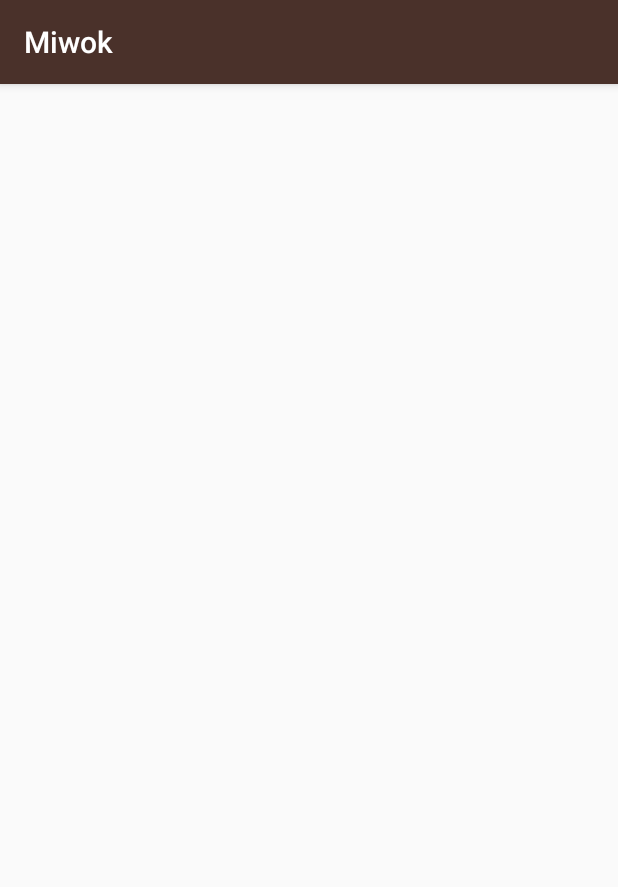
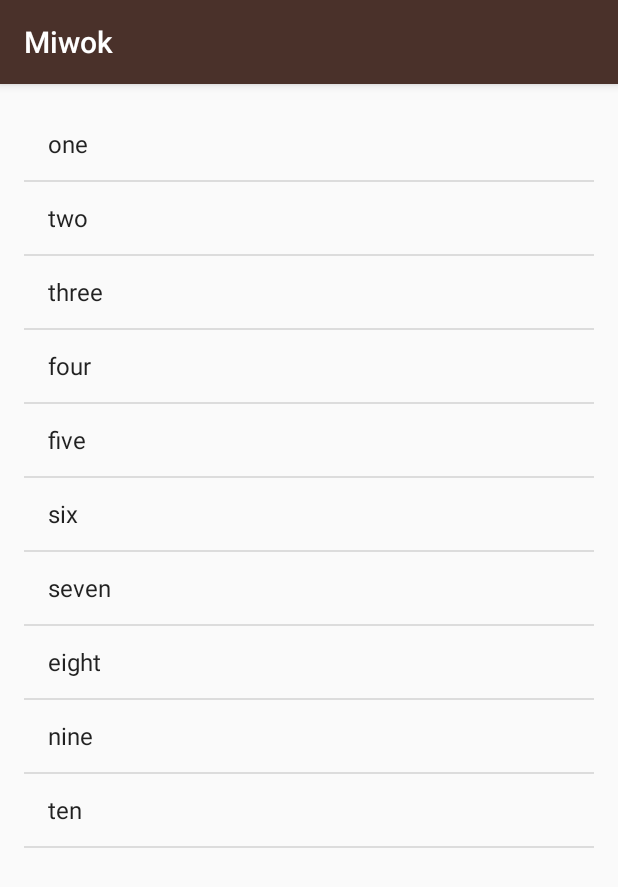
Before and after one commit to oaris/Miwok-App, an Android app: the NumbersActivity screen opened directly, with no data from a screen before it, on a phone screen of 412 x 824 dp. Shown: the top 887 px of the screen. Run offline under Robolectric (Android 15) with nearby library versions, the phone set to English and light mode, and no system bars.

Commit message:
Adds ListView and Adapter to display numbers in a list on screen

```diff
--- a/app/src/main/java/com/example/android/miwok/NumbersActivity.java
+++ b/app/src/main/java/com/example/android/miwok/NumbersActivity.java
@@ -2,6 +2,10 @@ package com.example.android.miwok;
 
 import android.support.v7.app.AppCompatActivity;
 import android.os.Bundle;
+import android.widget.ArrayAdapter;
+import android.widget.ListView;
+
+import java.util.ArrayList;
 
 public class NumbersActivity extends AppCompatActivity {
 
@@ -9,5 +13,25 @@ public class NumbersActivity extends AppCompatActivity {
     protected void onCreate(Bundle savedInstanceState) {
         super.onCreate(savedInstanceState);
         setContentView(R.layout.activity_numbers);
+
+        ArrayList<String> words = new ArrayList<>();
+
+        words.add("one");
+        words.add("two");
+        words.add("three");
+        words.add("four");
+        words.add("five");
+        words.add("six");
+        words.add("seven");
+        words.add("eight");
+        words.add("nine");
+        words.add("ten");
+
+        ArrayAdapter<String> itemsAdapter = new ArrayAdapter<String>
+                (this, android.R.layout.simple_list_item_1, words);
+
+        ListView listView = (ListView)findViewById(R.id.list);
+        listView.setAdapter(itemsAdapter);
+
     }
 }
```
